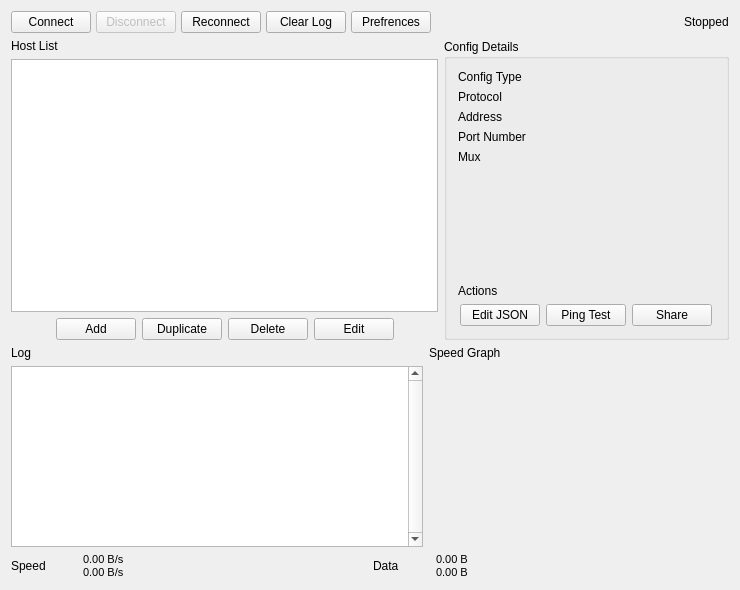
Before: the Qt Designer form src/ui/w_MainWindow.ui in darsvador/qvssr, drawn with Qt 5.
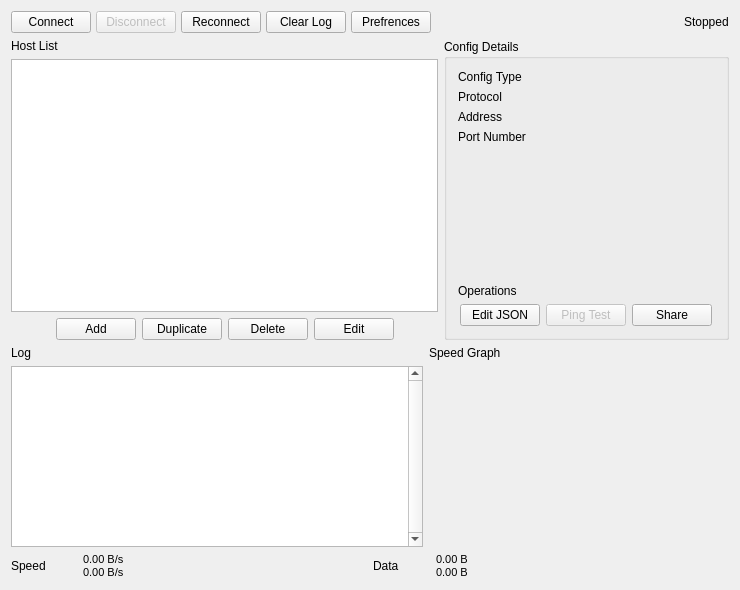
After: the same form once the commit is applied.

```diff
--- a/src/ui/w_MainWindow.ui
+++ b/src/ui/w_MainWindow.ui
@@ -331,26 +331,12 @@
            </property>
           </widget>
          </item>
-         <item row="4" column="0">
-          <widget class="QLabel" name="label_8">
-           <property name="text">
-            <string>Mux</string>
-           </property>
-          </widget>
-         </item>
-         <item row="4" column="1">
-          <widget class="QLabel" name="muxLabel">
-           <property name="text">
-            <string/>
-           </property>
-          </widget>
-         </item>
         </layout>
        </item>
        <item>
         <widget class="QLabel" name="label_7">
          <property name="text">
-          <string>Actions</string>
+          <string>Operations</string>
          </property>
         </widget>
        </item>
@@ -387,6 +373,9 @@
          </item>
          <item>
           <widget class="QPushButton" name="pingTestBtn">
+           <property name="enabled">
+            <bool>false</bool>
+           </property>
            <property name="text">
             <string>Ping Test</string>
            </property>
```
